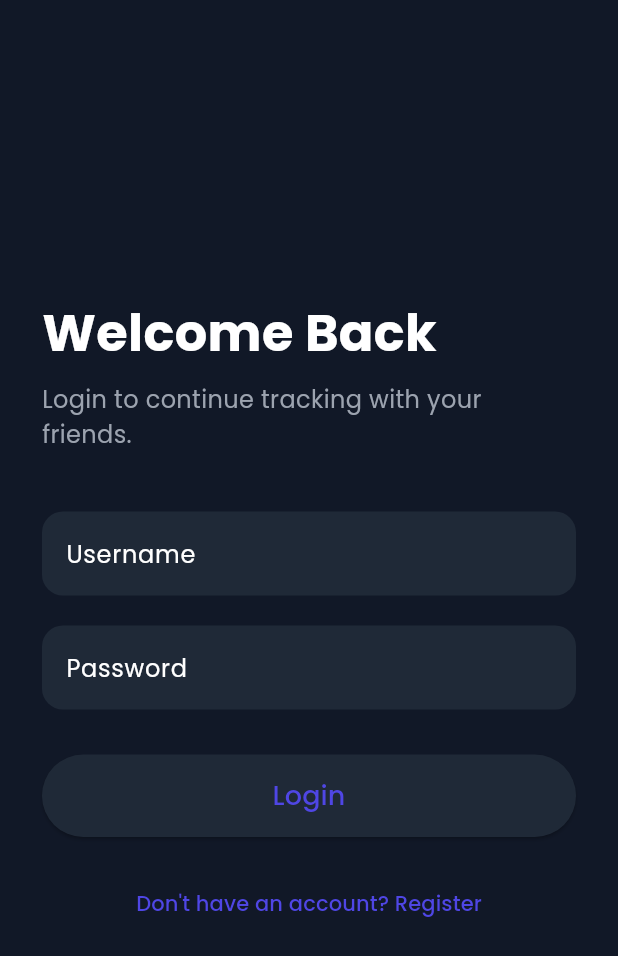
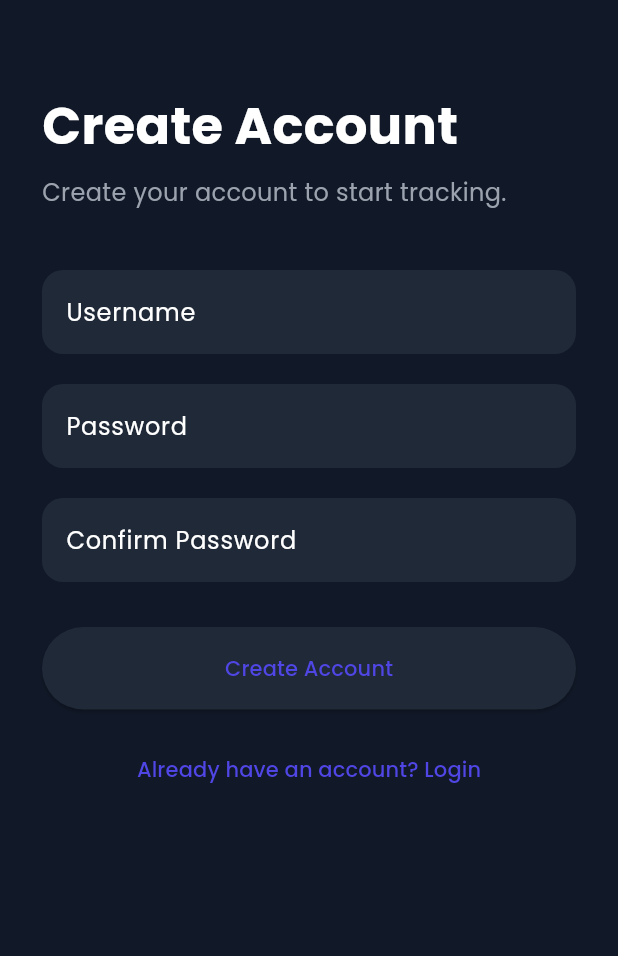
Before and after one commit to Renjendra/group-trackers, a Flutter app: the screen it shows after launch, after a tap on "Don't have an account? Register", on a phone screen of 412 x 824 dp. Shown: the top 956 px of the screen. Run offline on Flutter 3.47's test engine with Material 3 defaults, Android fonts, the phone set to English and light mode, and no system bars; our stand-ins replace google_fonts.

Commit message:
refactor: create reusable form components

```diff
--- a/lib/features/auth/login_page.dart
+++ b/lib/features/auth/login_page.dart
@@ -1,6 +1,11 @@
 import 'package:flutter/material.dart';
 
 import '../../core/constants/app_colors.dart';
+
+import 'register_page.dart';
+
+import '../../shared/widgets/app_text_field.dart';
+import '../../shared/widgets/primary_button.dart';
 
 class LoginPage extends StatelessWidget {
   const LoginPage({super.key});
@@ -18,7 +23,7 @@ class LoginPage extends StatelessWidget {
               const Spacer(),
 
               const Text(
-                "Welcome Back ",
+                "Welcome to Group Trackers ",
                 style: TextStyle(
                   fontSize: 34,
                   fontWeight: FontWeight.bold,
@@ -38,31 +43,15 @@ class LoginPage extends StatelessWidget {
 
               const SizedBox(height: 40),
 
-              TextField(
-                decoration: InputDecoration(
-                  hintText: "Username",
-                  filled: true,
-                  fillColor: AppColors.card,
-                  border: OutlineInputBorder(
-                    borderRadius: BorderRadius.circular(14),
-                    borderSide: BorderSide.none,
-                  ),
-                ),
+              const AppTextField(
+                hintText: "Username",
               ),
 
               const SizedBox(height: 20),
 
-              TextField(
+              const AppTextField(
+                hintText: "Password",
                 obscureText: true,
-                decoration: InputDecoration(
-                  hintText: "Password",
-                  filled: true,
-                  fillColor: AppColors.card,
-                  border: OutlineInputBorder(
-                    borderRadius: BorderRadius.circular(14),
-                    borderSide: BorderSide.none,
-                  ),
-                ),
               ),
 
               const SizedBox(height: 30),
@@ -70,12 +59,9 @@ class LoginPage extends StatelessWidget {
               SizedBox(
                 width: double.infinity,
                 height: 55,
-                child: ElevatedButton(
+                child: PrimaryButton(
+                  text: "Login",
                   onPressed: () {},
-                  child: const Text(
-                    "Login",
-                    style: TextStyle(fontSize: 18),
-                  ),
                 ),
               ),
 
@@ -83,7 +69,14 @@ class LoginPage extends StatelessWidget {
 
               Center(
                 child: TextButton(
-                  onPressed: () {},
+                  onPressed: () {
+                    Navigator.push(
+                      context,
+                      MaterialPageRoute(
+                        builder: (_) => const RegisterPage(),
+                      ),
+                    );
+                  },
                   child: const Text(
                     "Don't have an account? Register",
                   ),
--- a/lib/features/auth/register_page.dart
+++ b/lib/features/auth/register_page.dart
@@ -0,0 +1,112 @@
+import 'package:flutter/material.dart';
+
+import '../../core/constants/app_colors.dart';
+
+class RegisterPage extends StatelessWidget {
+  const RegisterPage({super.key});
+
+  @override
+  Widget build(BuildContext context) {
+    return Scaffold(
+      backgroundColor: AppColors.background,
+      body: SafeArea(
+        child: Padding(
+          padding: const EdgeInsets.symmetric(horizontal: 28),
+          child: SingleChildScrollView(
+            child: Column(
+              crossAxisAlignment: CrossAxisAlignment.start,
+              children: [
+                const SizedBox(height: 60),
+
+                const Text(
+                  "Create Account",
+                  style: TextStyle(
+                    fontSize: 34,
+                    fontWeight: FontWeight.bold,
+                    color: Colors.white,
+                  ),
+                ),
+
+                const SizedBox(height: 8),
+
+                Text(
+                  "Create your account to start tracking.",
+                  style: TextStyle(
+                    color: AppColors.textSecondary,
+                    fontSize: 16,
+                  ),
+                ),
+
+                const SizedBox(height: 40),
+
+                TextField(
+                  decoration: InputDecoration(
+                    hintText: "Username",
+                    filled: true,
+                    fillColor: AppColors.card,
+                    border: OutlineInputBorder(
+                      borderRadius: BorderRadius.circular(14),
+                      borderSide: BorderSide.none,
+                    ),
+                  ),
+                ),
+
+                const SizedBox(height: 20),
+
+                TextField(
+                  obscureText: true,
+                  decoration: InputDecoration(
+                    hintText: "Password",
+                    filled: true,
+                    fillColor: AppColors.card,
+                    border: OutlineInputBorder(
+                      borderRadius: BorderRadius.circular(14),
+                      borderSide: BorderSide.none,
+                    ),
+                  ),
+                ),
+
+                const SizedBox(height: 20),
+
+                TextField(
+                  obscureText: true,
+                  decoration: InputDecoration(
+                    hintText: "Confirm Password",
+                    filled: true,
+                    fillColor: AppColors.card,
+                    border: OutlineInputBorder(
+                      borderRadius: BorderRadius.circular(14),
+                      borderSide: BorderSide.none,
+                    ),
+                  ),
+                ),
+
+                const SizedBox(height: 30),
+
+                SizedBox(
+                  width: double.infinity,
+                  height: 55,
+                  child: ElevatedButton(
+                    onPressed: () {},
+                    child: const Text("Create Account"),
+                  ),
+                ),
+
+                const SizedBox(height: 16),
+
+                Center(
+                  child: TextButton(
+                    onPressed: () {
+                      Navigator.pop(context);
+                    },
+                    child: const Text("Already have an account? Login"),
+                  ),
+                ),
+              ],
+            ),
+          ),
+        ),
+      ),
+    );
+  }
+}
--- /dev/null
+++ b/lib/shared/widgets/app_text_field.dart
@@ -0,0 +1,30 @@
+import 'package:flutter/material.dart';
+
+import '../../core/constants/app_colors.dart';
+
+class AppTextField extends StatelessWidget {
+  final String hintText;
+  final bool obscureText;
+
+  const AppTextField({
+    super.key,
+    required this.hintText,
+    this.obscureText = false,
+  });
+
+  @override
+  Widget build(BuildContext context) {
+    return TextField(
+      obscureText: obscureText,
+      decoration: InputDecoration(
+        hintText: hintText,
+        filled: true,
+        fillColor: AppColors.card,
+        border: OutlineInputBorder(
+          borderRadius: BorderRadius.circular(14),
+          borderSide: BorderSide.none,
+        ),
+      ),
+    );
+  }
+}
--- /dev/null
+++ b/lib/shared/widgets/primary_button.dart
@@ -0,0 +1,30 @@
+import 'package:flutter/material.dart';
+
+class PrimaryButton extends StatelessWidget {
+  final String text;
+  final VoidCallback onPressed;
+
+  const PrimaryButton({
+    super.key,
+    required this.text,
+    required this.onPressed,
+  });
+
+  @override
+  Widget build(BuildContext context) {
+    return SizedBox(
+      width: double.infinity,
+      height: 55,
+      child: ElevatedButton(
+        onPressed: onPressed,
+        child: Text(
+          text,
+          style: const TextStyle(
+            fontSize: 16,
+            fontWeight: FontWeight.w600,
+          ),
+        ),
+      ),
+    );
+  }
+}
```
